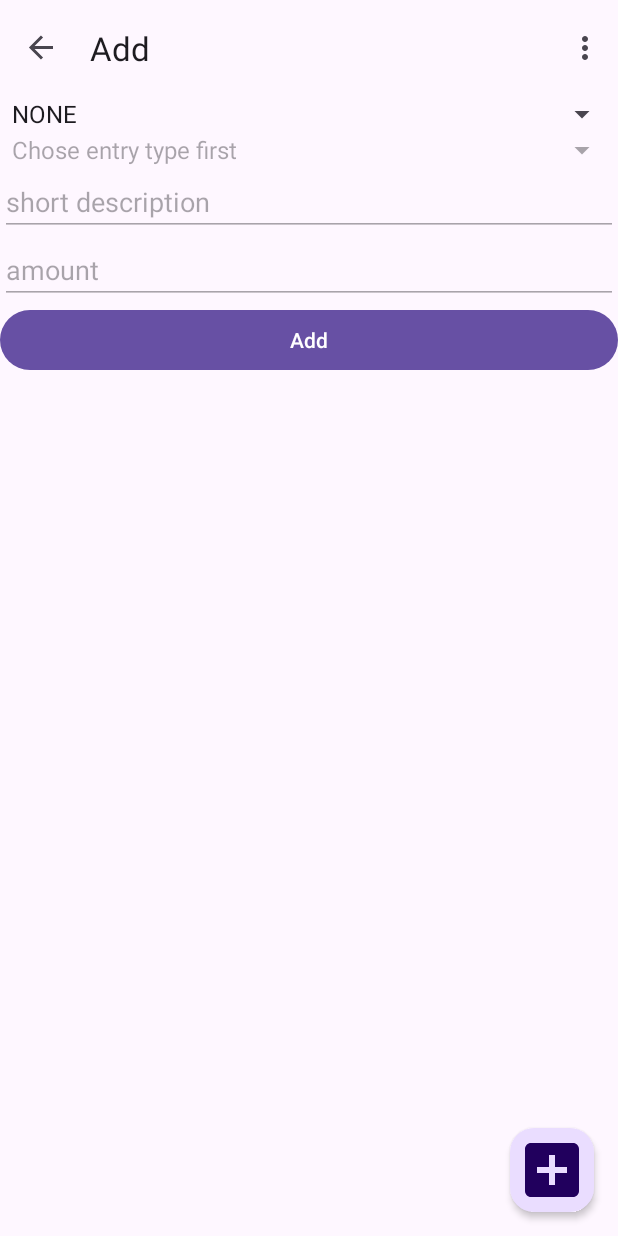
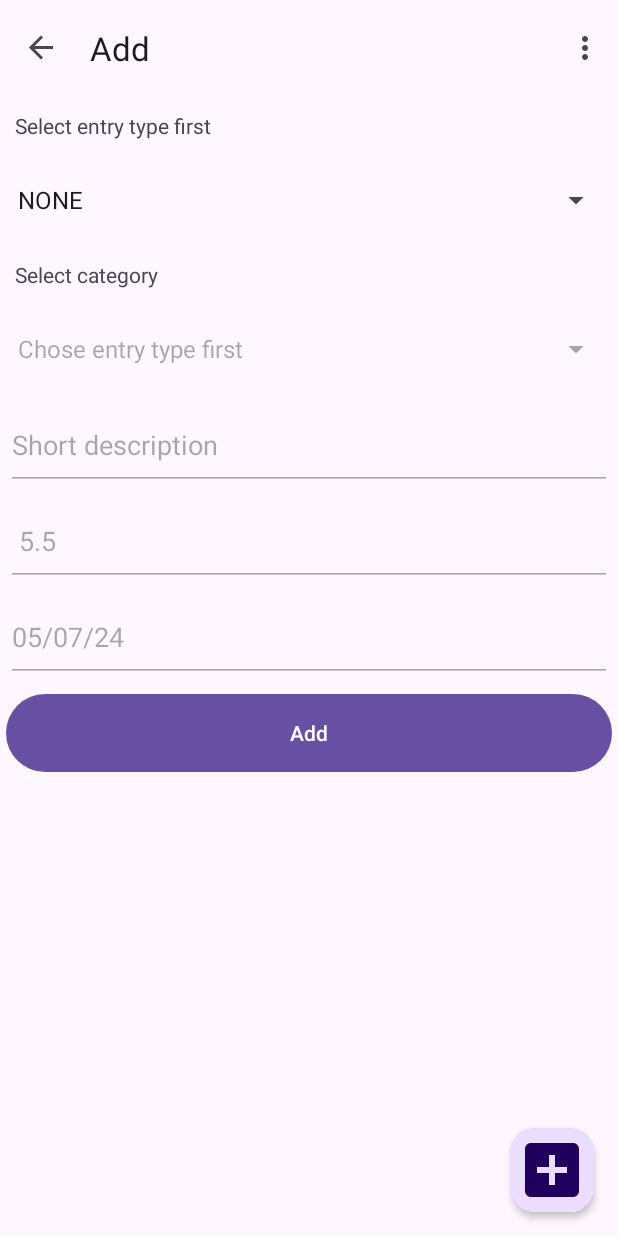
Before and after one commit to Vlad421/BillManager, an Android app: the AddFragment screen opened through its navigation route, on a phone screen of 412 x 824 dp. Run offline under Robolectric (Android 15) with nearby library versions, the phone set to English and light mode, and no system bars; our stand-ins replace navigation-ui.

Commit message:
- entry fragment improvements - spinner improvements

```diff
--- a/app/src/main/java/my/sdlc/billmanager/AddFragment.java
+++ b/app/src/main/java/my/sdlc/billmanager/AddFragment.java
@@ -1,49 +1,96 @@
 package my.sdlc.billmanager;
 
+import android.app.DatePickerDialog;
+import android.icu.text.SimpleDateFormat;
+import android.icu.util.Calendar;
 import android.os.Bundle;
 import android.view.LayoutInflater;
 import android.view.View;
 import android.view.ViewGroup;
 import android.widget.AdapterView;
 import android.widget.ArrayAdapter;
+import android.widget.Button;
+import android.widget.DatePicker;
 import android.widget.EditText;
-import android.widget.Spinner;
+import android.widget.TextView;
 import android.widget.Toast;
 
 import androidx.annotation.NonNull;
 import androidx.annotation.Nullable;
+import androidx.appcompat.widget.AppCompatSpinner;
 import androidx.fragment.app.Fragment;
 
 import java.util.ArrayList;
 import java.util.Arrays;
-import java.util.List;
+import java.util.Locale;
 import java.util.stream.Stream;
 
 import my.sdlc.billmanager.helpers.Constants;
+import my.sdlc.billmanager.helpers.UI.NDSpinner;
 
 public class AddFragment extends Fragment {
 
-    Spinner spinnerListType;
-    Spinner spinnerListCategory;
+
+    final Calendar myCalendar = Calendar.getInstance();
+
+    AppCompatSpinner spinnerType;
+    NDSpinner spinnerCategory;
     EditText editTextDescription;
     EditText editTextAmount;
+    EditText editTextDatePick;
+    Button buttonAddEntry;
+    TextView textViewLabelType;
+    TextView textViewLabelCategory;
+
+    String entryType;
+    String category;
+    String description;
+    float amount;
+    int year;
+    int month;
+    int day;
 
     @Nullable
     @Override
     public View onCreateView(@NonNull LayoutInflater inflater, @Nullable ViewGroup container, @Nullable Bundle savedInstanceState) {
 
         ViewGroup view = (ViewGroup) inflater.inflate(R.layout.fragment_add_entry, container, false);
-        spinnerListType = view.findViewById(R.id.spinner_type);
-        spinnerListCategory = view.findViewById(R.id.spinner_category);
-
+        textViewLabelType = view.findViewById(R.id.text_view_entry_type);
+        textViewLabelCategory = view.findViewById(R.id.text_view_category);
+        spinnerType = view.findViewById(R.id.spinner_type);
+        spinnerCategory = view.findViewById(R.id.spinner_category);
         editTextDescription = view.findViewById(R.id.edit_text_add_text_description);
         editTextAmount = view.findViewById(R.id.edit_text_add_amount);
+        editTextDatePick = view.findViewById(R.id.edit_text_pick_date);
+        buttonAddEntry = view.findViewById(R.id.button_add_entry);
+
+        updateDateLabel();
+
+        DatePickerDialog.OnDateSetListener date = new DatePickerDialog.OnDateSetListener() {
+            @Override
+            public void onDateSet(DatePicker view, int year, int month, int dayOfMonth) {
+                myCalendar.set(Calendar.YEAR, year);
+                myCalendar.set(Calendar.MONTH, month);
+                myCalendar.set(Calendar.DAY_OF_MONTH, dayOfMonth);
+                updateDateLabel();
+            }
+
+
+        };
+        editTextDatePick.setOnClickListener(new View.OnClickListener() {
+            @Override
+            public void onClick(View view) {
+                new DatePickerDialog(requireContext(), date, myCalendar.get(Calendar.YEAR), myCalendar.get(Calendar.MONTH), myCalendar.get(Calendar.DAY_OF_MONTH)).show();
+            }
+        });
+
         editTextDescription.setEnabled(false);
         editTextAmount.setEnabled(false);
-        spinnerListCategory.setEnabled(false);
+        spinnerCategory.setEnabled(false);
+        editTextDatePick.setEnabled((false));
 
-        String[] spinnerTypeItems = Stream.of(Constants.Type.values()).map(Constants.Type::name).toArray(String[]::new);
-        ArrayAdapter<String> adapterType = new ArrayAdapter<String>(requireContext(), android.R.layout.simple_spinner_item, spinnerTypeItems) {
+        String[] entryTypes = Stream.of(Constants.Type.values()).map(Constants.Type::name).toArray(String[]::new);
+        ArrayAdapter<String> adapterType = new ArrayAdapter<String>(requireContext(), android.R.layout.simple_spinner_item, entryTypes) {
             @Override
             public int getCount() {
                 return super.getCount() - 1;            // don't display last item. It is used as hint.
@@ -51,38 +98,46 @@ public class AddFragment extends Fragment {
         };
         adapterType.setDropDownViewResource(android.R.layout.simple_spinner_dropdown_item);
 
-        spinnerListType.setAdapter(adapterType);
-        spinnerListType.setSelection(2);
-        String[] spinnerCategoriesList = {"Chose entry type first"};
-        ArrayAdapter<String> adapterCategory = new ArrayAdapter<String>(requireContext(), android.R.layout.simple_spinner_item, new ArrayList<>(Arrays.asList(spinnerCategoriesList)));
+        spinnerType.setAdapter(adapterType);
+        spinnerType.setSelection(2);
+        String[] categoriesList = {"Chose entry type first"};
+        ArrayAdapter<String> adapterCategory = new ArrayAdapter<String>(requireContext(), android.R.layout.simple_spinner_item, new ArrayList<>(Arrays.asList(categoriesList)));
         adapterCategory.setDropDownViewResource(android.R.layout.simple_spinner_dropdown_item);
-        spinnerListCategory.setAdapter(adapterCategory);
+        spinnerCategory.setAdapter(adapterCategory);
 
-        spinnerListType.setOnItemSelectedListener(new AdapterView.OnItemSelectedListener() {
+
+/*        String entryType;
+        String category;
+        String description;
+        String amount;
+        String year;
+        String month;
+        String day;*/
+
+        spinnerType.setOnItemSelectedListener(new AdapterView.OnItemSelectedListener() {
             @Override
             public void onItemSelected(AdapterView<?> parent, View view, int position, long id) {
                 if (position < 2) {
-                    //spinnerListCategory.setAdapter(null);
+
+                    entryType = spinnerType.getSelectedItem().toString();
                     adapterCategory.clear();
                     String[] spinnerCategoriesList = new String[0];
-                    //adapterCategory.notifyDataSetInvalidated();
 
-                    if (spinnerListType.getSelectedItem().equals(Constants.Type.INCOME.toString())) {
+                    Toast.makeText(requireContext(), entryType, Toast.LENGTH_SHORT).show();
+                    if (entryType.equals(Constants.Type.INCOME.toString())) {
 
-                        spinnerCategoriesList = Constants.Categories.getDefaultIncomeCategories().keySet().toArray(new String[0]);
-                        Toast.makeText(requireContext(), "Inc", Toast.LENGTH_SHORT).show();
-                        //System.out.println(4);
-                    } else if (spinnerListType.getSelectedItem().equals(Constants.Type.SPENT.toString())) {
-                        spinnerCategoriesList = Constants.Categories.getDefaultSpentCategories().keySet().toArray(new String[0]);
-                        Toast.makeText(requireContext(), "Spe", Toast.LENGTH_SHORT).show();
-                        //System.out.println(5);
+                        spinnerCategoriesList = Constants.Categories.getDefaultIncomeCategories().values().toArray(new String[0]);
+
+                    } else if (entryType.equals(Constants.Type.SPENT.toString())) {
+                        spinnerCategoriesList = Constants.Categories.getDefaultSpentCategories().values().toArray(new String[0]);
+
                     }
 
-                    adapterCategory.addAll(new ArrayList<String >(Arrays.asList(spinnerCategoriesList)));
+                    adapterCategory.addAll(new ArrayList<String>(Arrays.asList(spinnerCategoriesList)));
 
                     adapterCategory.notifyDataSetChanged();
-                    //spinnerListCategory.setAdapter(adapterCategory);
-                    spinnerListCategory.setEnabled(true);
+                    textViewLabelType.setVisibility(View.GONE);
+                    spinnerCategory.setEnabled(true);
 
                 }
 
@@ -93,7 +148,59 @@ public class AddFragment extends Fragment {
 
             }
         });
+
+
+        spinnerCategory.setOnItemSelectedListener(new AdapterView.OnItemSelectedListener() {
+            @Override
+            public void onItemSelected(AdapterView<?> parent, View view, int position, long id) {
+                if (spinnerCategory.getAdapter().getCount() > 1) {
+                    category = spinnerCategory.getSelectedItem().toString();
+                    editTextDescription.setEnabled(true);
+                    editTextAmount.setEnabled(true);
+                    editTextDatePick.setEnabled(true);
+                    textViewLabelCategory.setVisibility(View.GONE);
+                }
+
+            }
+
+            @Override
+            public void onNothingSelected(AdapterView<?> parent) {
+                if (spinnerCategory.getCount() > 1) {
+                    category = spinnerCategory.getSelectedItem().toString();
+
+                }
+            }
+
+        });
+
+        buttonAddEntry.setOnClickListener(new View.OnClickListener() {
+            @Override
+            public void onClick(View v) {
+                entryType = spinnerType.getSelectedItem().toString();
+                category = spinnerCategory.getSelectedItem().toString();
+                description = editTextDescription.getText().toString();
+                amount = Float.parseFloat(editTextAmount.getText().toString());
+
+                year = myCalendar.get(Calendar.YEAR);
+                day = myCalendar.get(Calendar.DAY_OF_MONTH);
+                month = myCalendar.get(Calendar.MONTH); //month starts from 0
+                String textToToast = entryType + " " + category + " " + description + " " + amount + " " + year + " " + month + " " + day;
+                Toast.makeText(requireContext(), textToToast, Toast.LENGTH_SHORT).show();
+            }
+        });
+
+
         return view;
 
     }
+
+
+    private void updateDateLabel() {
+        String myFormat = "MM/dd/yy";
+        SimpleDateFormat dateFormat = new SimpleDateFormat(myFormat, Locale.US);
+        editTextDatePick.setText(dateFormat.format(myCalendar.getTime()));
+
+    }
+
+
 }
--- a/app/src/main/res/layout/fragment_add_entry.xml
+++ b/app/src/main/res/layout/fragment_add_entry.xml
@@ -5,28 +5,51 @@
     android:layout_width="match_parent"
     android:layout_height="match_parent">
 
-    <Spinner
+    <TextView
+        android:id="@+id/text_view_entry_type"
+        android:layout_width="match_parent"
+        android:layout_height="wrap_content"
+        android:text="Select entry type first"
+        android:padding="6dp"
+        android:layout_margin="4dp"
+        app:layout_constraintEnd_toEndOf="parent"
+        app:layout_constraintStart_toStartOf="parent"
+        app:layout_constraintTop_toTopOf="parent" />
+    <androidx.appcompat.widget.AppCompatSpinner
         android:id="@+id/spinner_type"
         android:layout_width="0dp"
+        android:layout_height="60dp"
+        android:layout_margin="4dp"
+        android:spinnerMode="dropdown"
+        app:layout_constraintEnd_toEndOf="parent"
+        app:layout_constraintStart_toStartOf="parent"
+        app:layout_constraintTop_toBottomOf="@id/text_view_entry_type" />
+    <TextView
+        android:id="@+id/text_view_category"
+        android:layout_width="match_parent"
         android:layout_height="wrap_content"
+        android:text="Select category"
+        android:padding="6dp"
+        android:layout_margin="4dp"
         app:layout_constraintEnd_toEndOf="parent"
-        android:spinnerMode="dropdown"
         app:layout_constraintStart_toStartOf="parent"
-        app:layout_constraintTop_toTopOf="parent" />
-    <Spinner
+        app:layout_constraintTop_toBottomOf="@id/spinner_type" />
+    <my.sdlc.billmanager.helpers.UI.NDSpinner
         android:id="@+id/spinner_category"
         android:layout_width="0dp"
-        android:layout_height="wrap_content"
+        android:layout_height="60dp"
+        android:layout_margin="4dp"
+        android:spinnerMode="dropdown"
         app:layout_constraintEnd_toEndOf="parent"
-        android:spinnerMode="dropdown"
         app:layout_constraintStart_toStartOf="parent"
-        app:layout_constraintTop_toBottomOf="@id/spinner_type" />
+        app:layout_constraintTop_toBottomOf="@id/text_view_category" />
 
     <EditText
         android:id="@+id/edit_text_add_text_description"
         android:layout_width="0dp"
-        android:layout_height="wrap_content"
-        android:text="short description"
+        android:layout_height="60dp"
+        android:layout_margin="4dp"
+        android:hint="Short description"
         app:layout_constraintEnd_toEndOf="parent"
         app:layout_constraintStart_toStartOf="parent"
         app:layout_constraintTop_toBottomOf="@id/spinner_category" />
@@ -34,19 +57,35 @@
     <EditText
         android:id="@+id/edit_text_add_amount"
         android:layout_width="0dp"
-        android:layout_height="wrap_content"
-        android:text="amount"
+        android:layout_height="60dp"
+        android:layout_margin="4dp"
+        android:inputType = "numberDecimal"
+        android:hint="Transaction amount"
+        android:text=" 5.5"
         app:layout_constraintEnd_toEndOf="parent"
         app:layout_constraintStart_toStartOf="parent"
         app:layout_constraintTop_toBottomOf="@id/edit_text_add_text_description" />
-
+    <EditText
+        android:id="@+id/edit_text_pick_date"
+        android:layout_width="0dp"
+        android:layout_height="60dp"
+        android:layout_margin="4dp"
+        android:hint="Transaction date"
+        android:clickable="false"
+        android:cursorVisible="false"
+        android:focusable="false"
+        android:focusableInTouchMode="false"
+        app:layout_constraintEnd_toEndOf="parent"
+        app:layout_constraintStart_toStartOf="parent"
+        app:layout_constraintTop_toBottomOf="@id/edit_text_add_amount" />
 
     <Button
         android:id="@+id/button_add_entry"
         android:layout_width="0dp"
-        android:layout_height="wrap_content"
+        android:layout_height="60dp"
+        android:layout_margin="4dp"
         android:text="Add"
         app:layout_constraintEnd_toEndOf="parent"
         app:layout_constraintStart_toStartOf="parent"
-        app:layout_constraintTop_toBottomOf="@+id/edit_text_add_amount" />
+        app:layout_constraintTop_toBottomOf="@+id/edit_text_pick_date" />
 </androidx.constraintlayout.widget.ConstraintLayout>
```
Also changed, not shown: app/src/main/java/my/sdlc/billmanager/helpers/Constants.java (+6 -6 lines), app/src/main/java/my/sdlc/billmanager/helpers/UI/NDSpinner.java (added, +38 -0 lines).
